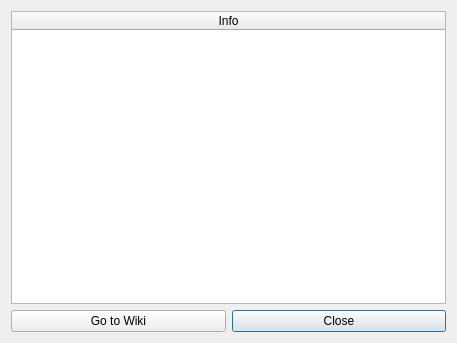
This is common_tools/forms/ui_about.ui in AequilibraE/qaequilibrae as Qt 5 draws it before an edit. The edited form follows.
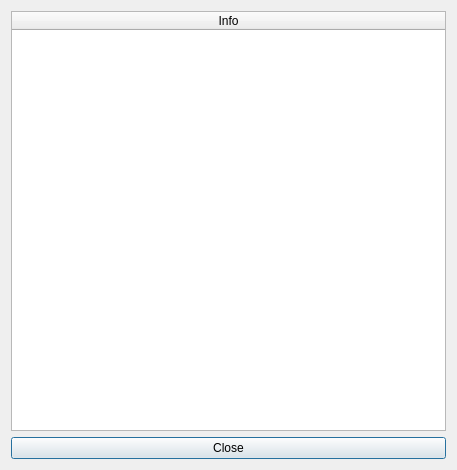
This is the edited form.

```diff
--- a/common_tools/forms/ui_about.ui
+++ b/common_tools/forms/ui_about.ui
@@ -7,21 +7,14 @@
     <x>0</x>
     <y>0</y>
     <width>457</width>
-    <height>343</height>
+    <height>470</height>
    </rect>
   </property>
   <property name="windowTitle">
    <string>AequilibraE - About</string>
   </property>
   <layout class="QGridLayout" name="gridLayout">
-   <item row="1" column="1">
-    <widget class="QPushButton" name="but_close">
-     <property name="text">
-      <string>Close</string>
-     </property>
-    </widget>
-   </item>
-   <item row="0" column="0" colspan="2">
+   <item row="0" column="0">
     <widget class="QTableWidget" name="about_table">
      <property name="editTriggers">
       <set>QAbstractItemView::NoEditTriggers</set>
@@ -46,9 +39,9 @@
     </widget>
    </item>
    <item row="1" column="0">
-    <widget class="QPushButton" name="but_mailing">
+    <widget class="QPushButton" name="but_close">
      <property name="text">
-      <string>Go to Wiki</string>
+      <string>Close</string>
      </property>
     </widget>
    </item>
```
